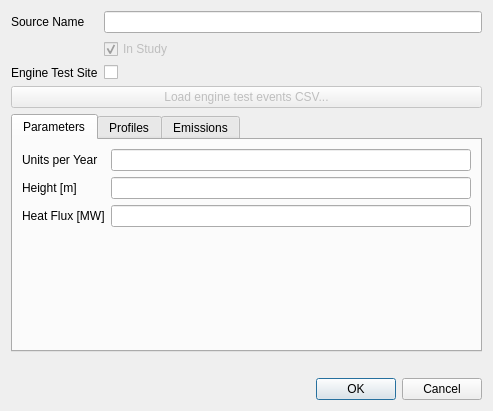
Qt form open_alaqs/ui/ui_area_sources.ui (eurocontrol-asu/open_alaqs) before a commit.
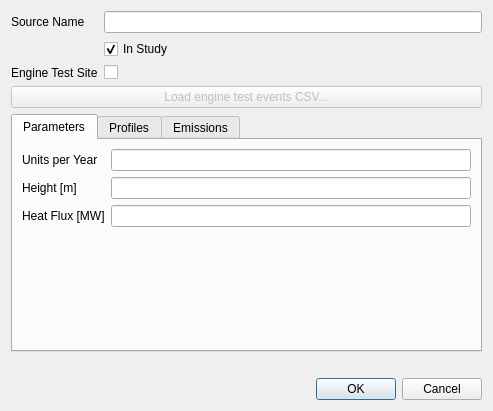
The same form after that commit.

```diff
--- a/open_alaqs/ui/ui_area_sources.ui
+++ b/open_alaqs/ui/ui_area_sources.ui
@@ -32,9 +32,6 @@
    </item>
    <item row="3" column="1">
     <widget class="QCheckBox" name="instudy">
-     <property name="enabled">
-      <bool>false</bool>
-     </property>
      <property name="toolTip">
       <string>Enable to include the source in the study</string>
      </property>
```
Left out of the diff: 2 changed lines with no effect on the pictures.
